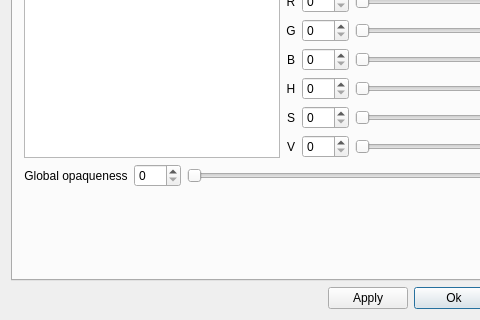
emrum/muse, file muse2/muse/widgets/appearancebase.ui: the form before one commit; both pictures show x 0 to 480 and y 313 to 633 of the 591 by 633 pixel window.
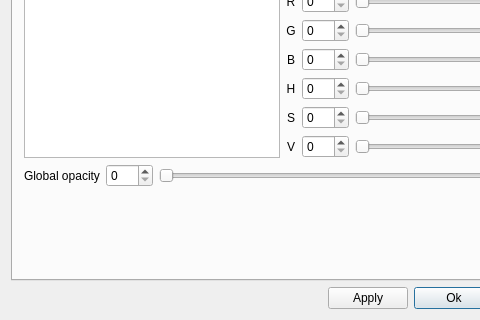
The form after the commit. The open tabs and pages were chosen to show the change.

```diff
--- a/muse2/muse/widgets/appearancebase.ui
+++ b/muse2/muse/widgets/appearancebase.ui
@@ -734,7 +734,7 @@
             </sizepolicy>
            </property>
            <property name="text">
-            <string>Global opaqueness</string>
+            <string>Global opacity</string>
            </property>
            <property name="alignment">
             <set>Qt::AlignCenter</set>
```
